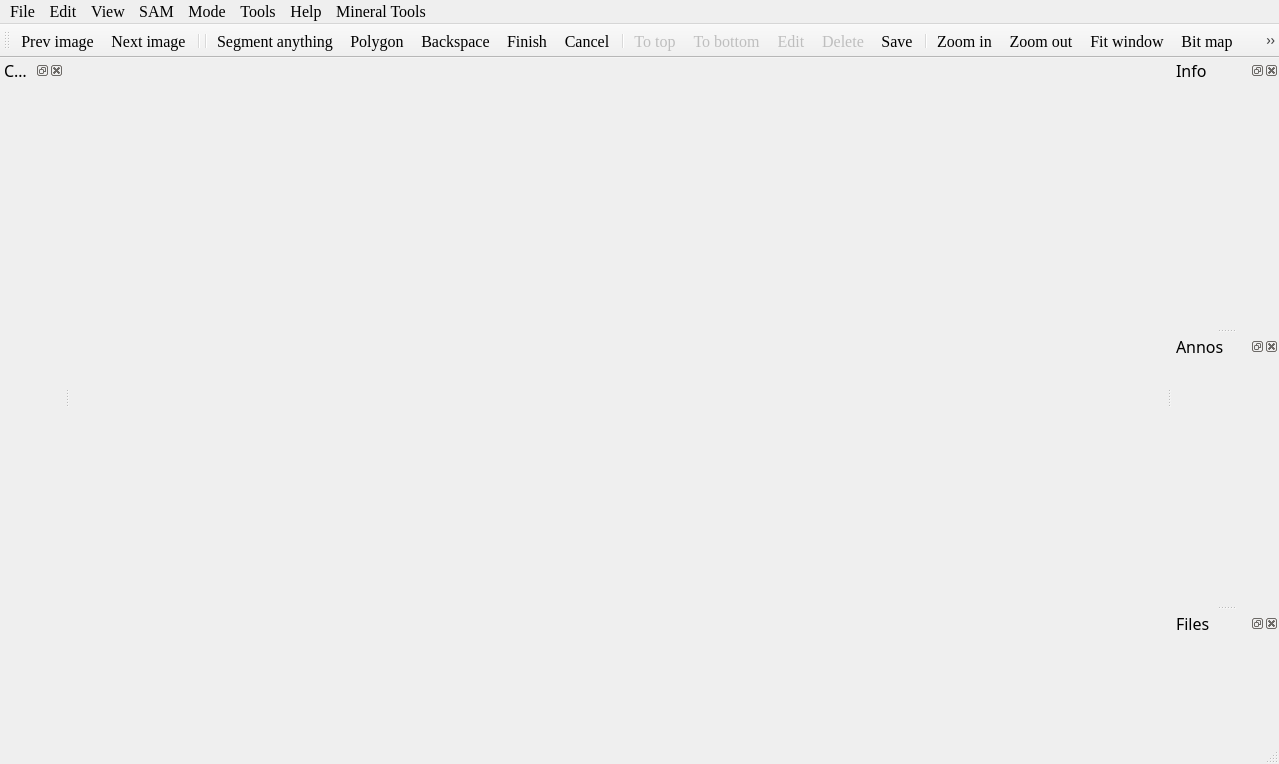
This is ui/MainWindow.ui in KeranLi/Rissam-Tools as Qt 5 draws it before an edit. The edited form follows.
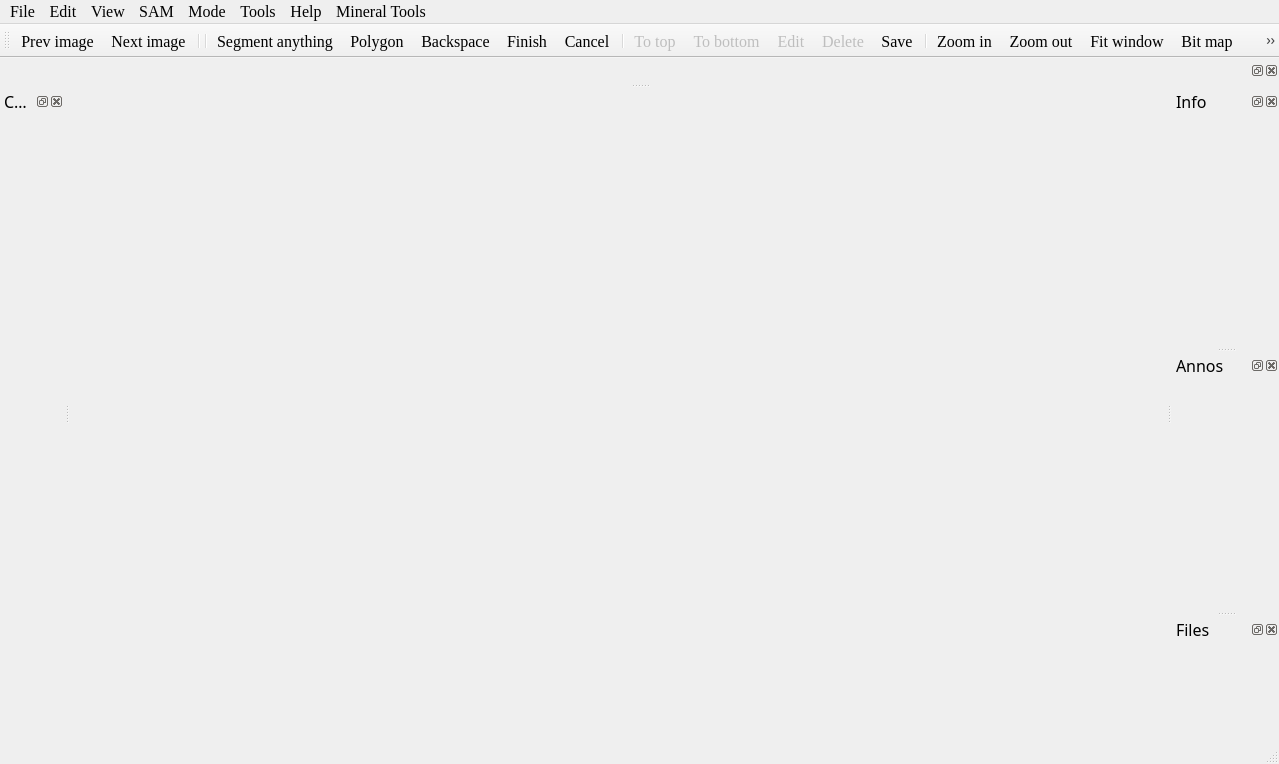
This is the edited form. Icons and pictures are not drawn.

```diff
--- a/ui/MainWindow.ui
+++ b/ui/MainWindow.ui
@@ -348,6 +348,12 @@
     <layout class="QVBoxLayout" name="verticalLayout_2"/>
    </widget>
   </widget>
+  <widget class="QDockWidget" name="plane_plorized_dock">
+   <attribute name="dockWidgetArea">
+    <number>4</number>
+   </attribute>
+   <widget class="QWidget" name="dockWidgetContents_7"/>
+  </widget>
   <action name="actionOpen_dir">
    <property name="icon">
     <iconset resource="../icons.qrc">
```
Left out of the diff: 4 changed lines with no effect on the pictures.
